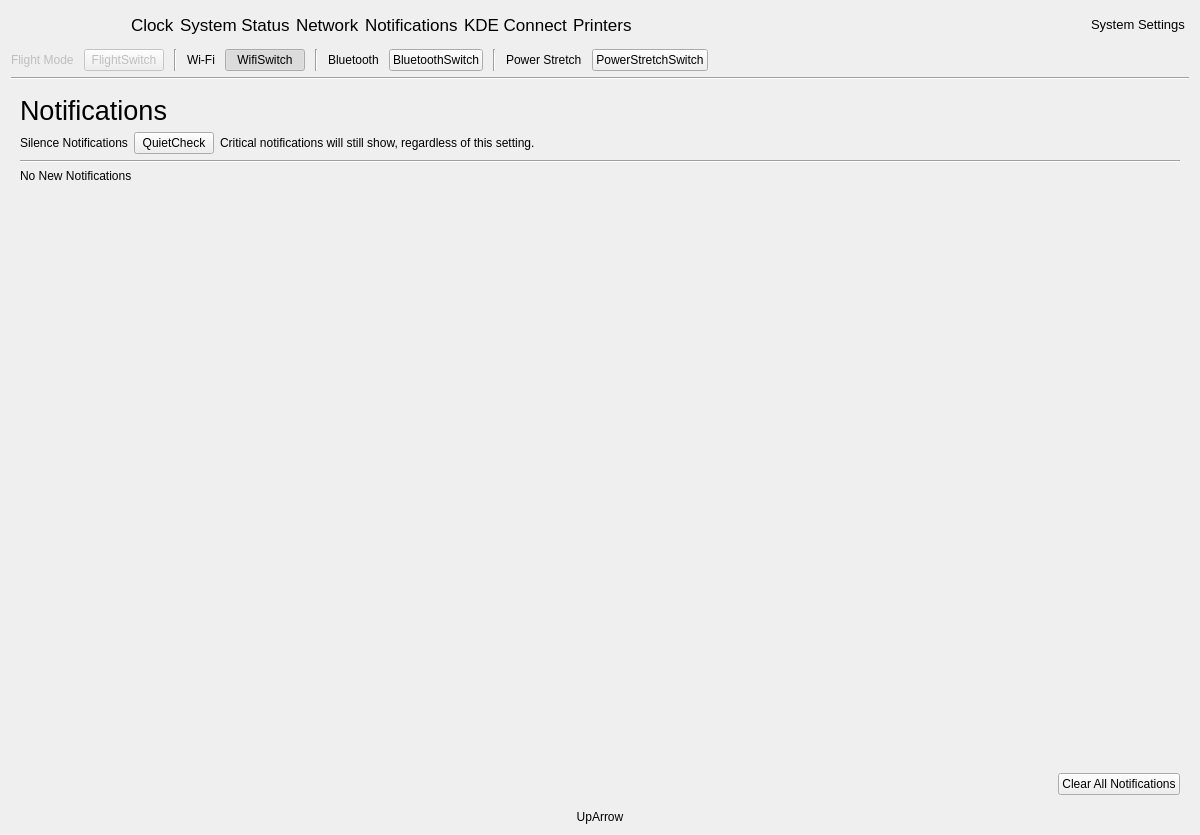
This is infopanedropdown.ui in vicr123/theshell as Qt 5 draws it before an edit. The edited form follows.
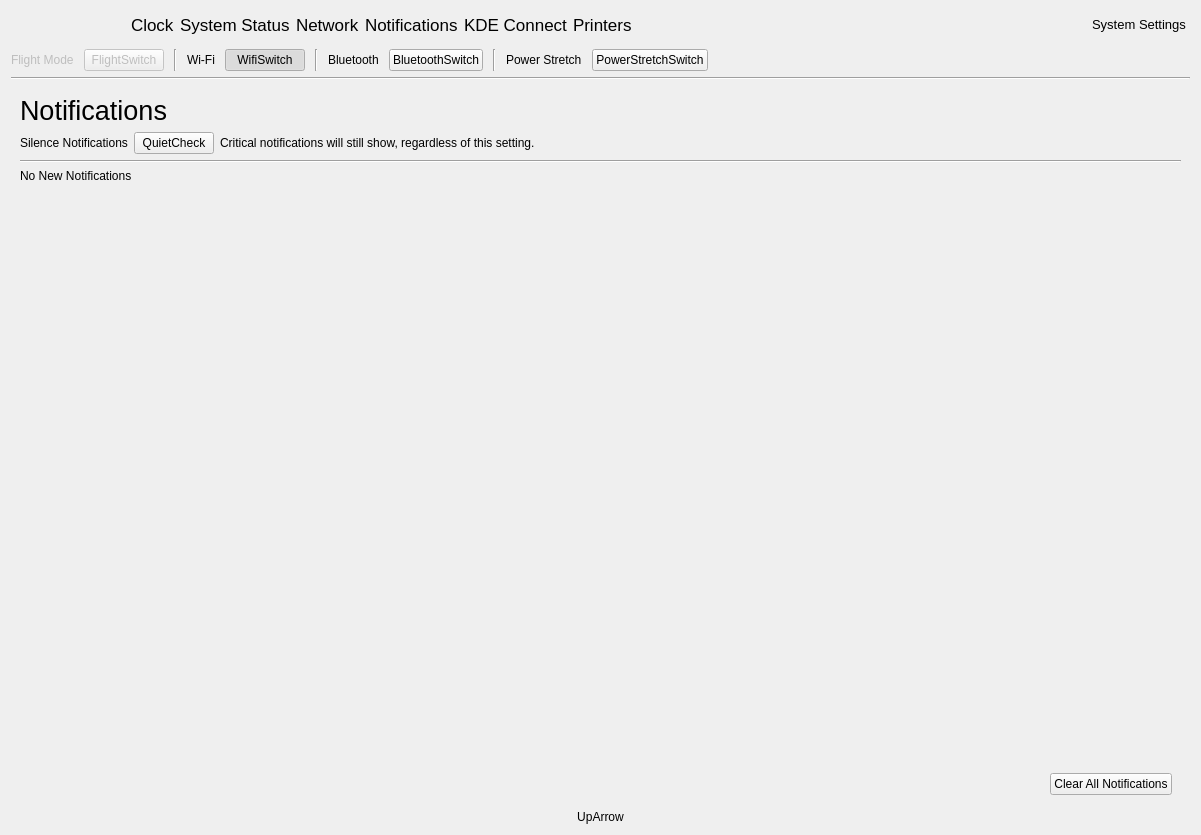
This is the edited form. The open tabs and pages were chosen to show the change. Icons and pictures are not drawn. Custom widgets are drawn as their Qt base class.

Commit message: Spacing issue

What changed in the file:
```diff
--- a/infopanedropdown.ui
+++ b/infopanedropdown.ui
@@ -6,7 +6,7 @@
    <rect>
     <x>0</x>
     <y>0</y>
-    <width>1200</width>
+    <width>1201</width>
     <height>835</height>
    </rect>
   </property>
@@ -1269,8 +1269,8 @@
            <rect>
             <x>0</x>
             <y>0</y>
-            <width>165</width>
-            <height>58</height>
+            <width>1165</width>
+            <height>599</height>
            </rect>
           </property>
           <layout class="QVBoxLayout" name="verticalLayout_17">
@@ -1281,7 +1281,7 @@
             <number>0</number>
            </property>
            <property name="rightMargin">
-            <number>0</number>
+            <number>9</number>
            </property>
            <property name="bottomMargin">
             <number>0</number>
```
Left out of the diff: 6 changed lines with no effect on the pictures.
